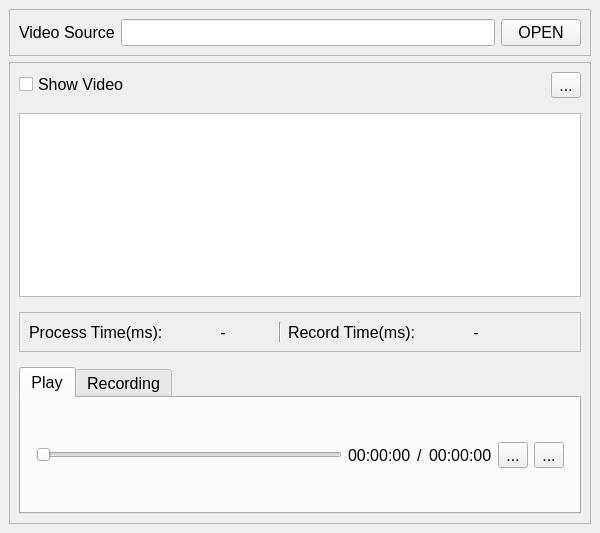
First picture: the form in mainwindow.ui, repository NSJ-student/OpenCvVideoCutter, before the edit.
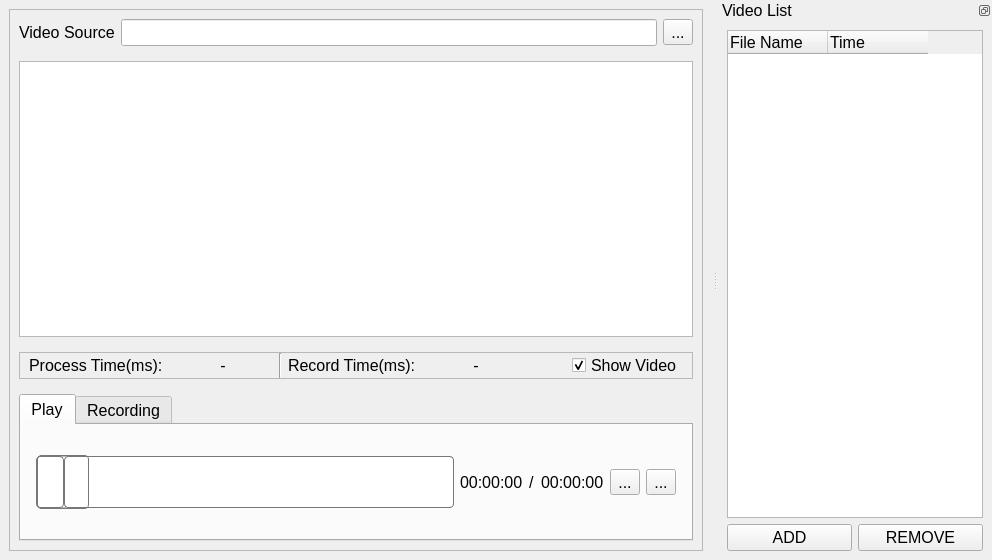
Second picture: the form after the edit. Icons and pictures are not drawn.

The edit to the form file:
```diff
--- a/mainwindow.ui
+++ b/mainwindow.ui
@@ -6,8 +6,8 @@
    <rect>
     <x>0</x>
     <y>0</y>
-    <width>600</width>
-    <height>533</height>
+    <width>992</width>
+    <height>560</height>
    </rect>
   </property>
   <property name="font">
@@ -19,40 +19,7 @@
    <string>OpenCV Video Cutter</string>
   </property>
   <widget class="QWidget" name="centralwidget">
-   <layout class="QVBoxLayout" name="verticalLayout_2">
-    <item>
-     <widget class="QFrame" name="frame_3">
-      <property name="frameShape">
-       <enum>QFrame::StyledPanel</enum>
-      </property>
-      <property name="frameShadow">
-       <enum>QFrame::Raised</enum>
-      </property>
-      <layout class="QHBoxLayout" name="horizontalLayout_3">
-       <item>
-        <widget class="QLabel" name="label_3">
-         <property name="text">
-          <string>Video Source</string>
-         </property>
-        </widget>
-       </item>
-       <item>
-        <widget class="QLineEdit" name="lineVideoSourcePath">
-         <property name="readOnly">
-          <bool>true</bool>
-         </property>
-        </widget>
-       </item>
-       <item>
-        <widget class="QPushButton" name="btnSelectVideoSource">
-         <property name="text">
-          <string>OPEN</string>
-         </property>
-        </widget>
-       </item>
-      </layout>
-     </widget>
-    </item>
+   <layout class="QHBoxLayout" name="horizontalLayout_5">
     <item>
      <widget class="QFrame" name="frameVideoWork">
       <property name="frameShape">
@@ -87,9 +54,16 @@
            <number>0</number>
           </property>
           <item>
-           <widget class="QCheckBox" name="cbShowVideo">
+           <widget class="QLabel" name="label_3">
             <property name="text">
-             <string>Show Video</string>
+             <string>Video Source</string>
+            </property>
+           </widget>
+          </item>
+          <item>
+           <widget class="QLineEdit" name="lineVideoSourcePath">
+            <property name="readOnly">
+             <bool>true</bool>
             </property>
            </widget>
           </item>
@@ -121,6 +95,12 @@
           <enum>QFrame::Raised</enum>
          </property>
          <layout class="QHBoxLayout" name="horizontalLayout_4">
+          <property name="topMargin">
+           <number>0</number>
+          </property>
+          <property name="bottomMargin">
+           <number>0</number>
+          </property>
           <item>
            <widget class="QLabel" name="label_7">
             <property name="sizePolicy">
@@ -199,6 +179,16 @@
             </property>
            </spacer>
           </item>
+          <item>
+           <widget class="QCheckBox" name="cbShowVideo">
+            <property name="text">
+             <string>Show Video</string>
+            </property>
+            <property name="checked">
+             <bool>true</bool>
+            </property>
+           </widget>
+          </item>
          </layout>
         </widget>
        </item>
@@ -227,11 +217,77 @@
            <item>
             <widget class="QSlider" name="sliderVideoInput">
              <property name="sizePolicy">
-              <sizepolicy hsizetype="Expanding" vsizetype="Fixed">
+              <sizepolicy hsizetype="Expanding" vsizetype="Expanding">
                <horstretch>0</horstretch>
                <verstretch>0</verstretch>
               </sizepolicy>
              </property>
+             <property name="styleSheet">
+              <string notr="true">QSlider::groove:horizontal
+{
+    border: 1px solid #bbb;
+    background: white;
+    height: 50px;
+    border-radius: 4px;
+}
+
+QSlider::sub-page:horizontal
+{
+    background: qlineargradient(x1: 0, y1: 0,    x2: 0, y2: 1,
+        stop: 0 #66e, stop: 1 #bbf);
+    background: qlineargradient(x1: 0, y1: 0.2, x2: 1, y2: 1,
+        stop: 0 #bbf, stop: 1 #55f);
+    border: 1px solid #777;
+    height: 50px;
+    border-radius: 4px;
+}
+
+QSlider::add-page:horizontal
+{
+    background: #fff;
+    border: 1px solid #777;
+    height: 50px;
+    border-radius: 4px;
+}
+
+QSlider::handle:horizontal
+{
+    background: qlineargradient(x1:0, y1:0, x2:1, y2:1,
+        stop:0 #eee, stop:1 #ccc);
+    border: 1px solid #777;
+    width: 50px;
+    margin-top: -2px;
+    margin-bottom: -2px;
+    border-radius: 4px;
+}
+
+QSlider::handle:horizontal:hover
+{
+    background: qlineargradient(x1:0, y1:0, x2:1, y2:1,
+        stop:0 #fff, stop:1 #ddd);
+    border: 1px solid #444;
+    border-radius: 4px;
+}
+
+QSlider::sub-page:horizontal:disabled
+{
+    background: #bbb;
+    border-color: #999;
+}
+
+QSlider::add-page:horizontal:disabled
+{
+    background: #eee;
+    border-color: #999;
+}
+
+QSlider::handle:horizontal:disabled
+{
+    background: #eee;
+    border: 1px solid #aaa;
+    border-radius: 4px;
+}</string>
+             </property>
              <property name="tracking">
               <bool>true</bool>
              </property>
@@ -400,6 +456,94 @@
     </item>
    </layout>
   </widget>
+  <widget class="QDockWidget" name="dockWidget">
+   <property name="features">
+    <set>QDockWidget::DockWidgetFloatable|QDockWidget::DockWidgetMovable</set>
+   </property>
+   <property name="windowTitle">
+    <string>Video List</string>
+   </property>
+   <attribute name="dockWidgetArea">
+    <number>2</number>
+   </attribute>
+   <widget class="QWidget" name="dockWidgetContents">
+    <layout class="QVBoxLayout" name="verticalLayout_2">
+     <item>
+      <widget class="QTreeWidget" name="treeMediaList">
+       <property name="editTriggers">
+        <set>QAbstractItemView::NoEditTriggers</set>
+       </property>
+       <property name="selectionMode">
+        <enum>QAbstractItemView::ExtendedSelection</enum>
+       </property>
+       <property name="rootIsDecorated">
+        <bool>false</bool>
+       </property>
+       <property name="itemsExpandable">
+        <bool>false</bool>
+       </property>
+       <property name="expandsOnDoubleClick">
+        <bool>false</bool>
+       </property>
+       <attribute name="headerVisible">
+        <bool>true</bool>
+       </attribute>
+       <attribute name="headerStretchLastSection">
+        <bool>false</bool>
+       </attribute>
+       <column>
+        <property name="text">
+         <string>File Name</string>
+        </property>
+       </column>
+       <column>
+        <property name="text">
+         <string>Time</string>
+        </property>
+       </column>
+      </widget>
+     </item>
+     <item>
+      <widget class="QFrame" name="frame_3">
+       <property name="frameShape">
+        <enum>QFrame::NoFrame</enum>
+       </property>
+       <property name="frameShadow">
+        <enum>QFrame::Raised</enum>
+       </property>
+       <layout class="QHBoxLayout" name="horizontalLayout_3">
+        <property name="leftMargin">
+         <number>0</number>
+        </property>
+        <property name="topMargin">
+         <number>0</number>
+        </property>
+        <property name="rightMargin">
+         <number>0</number>
+        </property>
+        <property name="bottomMargin">
+         <number>0</number>
+        </property>
+        <item>
+         <widget class="QPushButton" name="btnSelectVideoSource">
+          <property name="text">
+           <string>ADD</string>
+          </property>
+         </widget>
+        </item>
+        <item>
+         <widget class="QPushButton" name="btnSelectVideoRemove">
+          <property name="text">
+           <string>REMOVE</string>
+          </property>
+         </widget>
+        </item>
+       </layout>
+      </widget>
+     </item>
+    </layout>
+   </widget>
+  </widget>
  </widget>
  <resources>
   <include location="icon.qrc"/>
```
Left out of the diff: 76 changed lines with no effect on the pictures.
